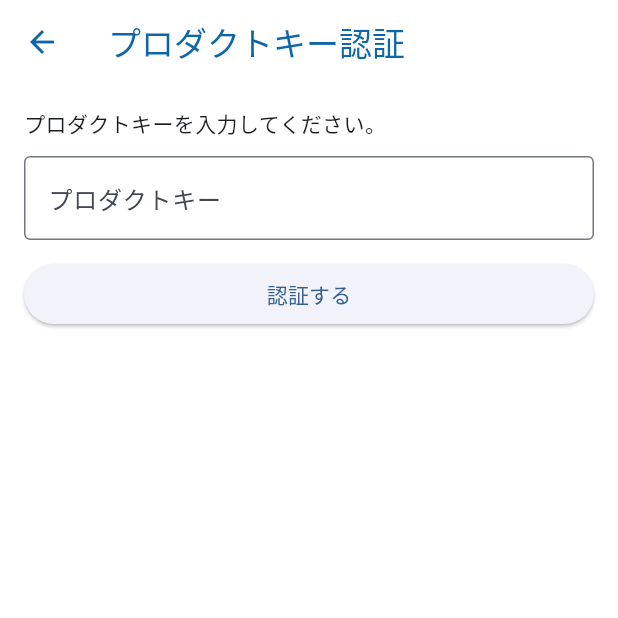
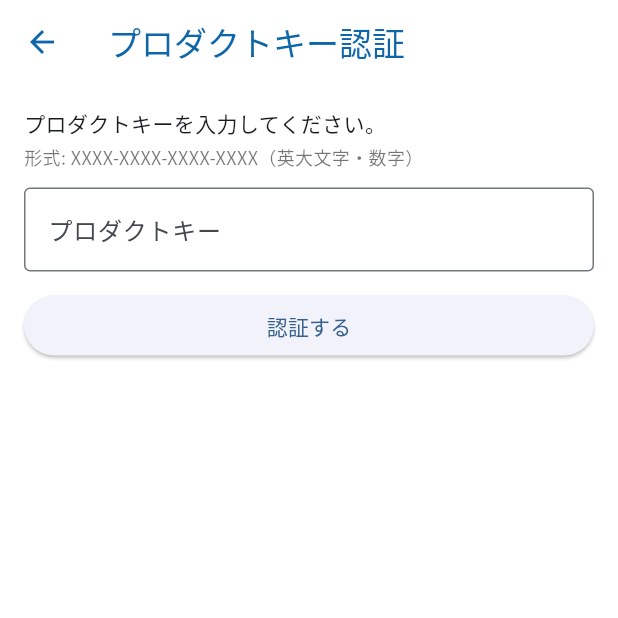
Before and after one commit to tako-kun1/LStocker-Client, a Flutter app: the screen it shows after launch, on a phone screen of 412 x 824 dp, the top half of it. Run offline on Flutter 3.47's test engine with Material 3 defaults, Android fonts, the phone set to English and light mode, and no system bars; our stand-ins replace camera, connectivity_plus, dio, google_fonts, package_info_plus, shared_preferences and 1 more; missing offline and left inert: mobile_scanner; accounts and stored records are empty.

Commit message:
Release 1.0.5-dev2

```diff
--- a/lib/views/license_activation_screen.dart
+++ b/lib/views/license_activation_screen.dart
@@ -1,4 +1,5 @@
 import 'package:flutter/material.dart';
+import 'package:flutter/services.dart';
 
 import '../services/product_key_service.dart';
 
@@ -54,14 +55,22 @@ class _LicenseActivationScreenState extends State<LicenseActivationScreen> {
             crossAxisAlignment: CrossAxisAlignment.stretch,
             children: [
               const Text('プロダクトキーを入力してください。'),
+              const SizedBox(height: 4),
+              const Text(
+                '形式: XXXX-XXXX-XXXX-XXXX（英大文字・数字）',
+                style: TextStyle(fontSize: 12, color: Colors.black54),
+              ),
               const SizedBox(height: 12),
               TextField(
                 controller: _controller,
                 decoration: const InputDecoration(
                   labelText: 'プロダクトキー',
-                  hintText: 'ABCD-1234-EFGH-5678',
+                  hintText: 'XXXX-XXXX-XXXX-XXXX',
                   border: OutlineInputBorder(),
                 ),
+                inputFormatters: const [
+                  _ProductKeyTextFormatter(),
+                ],
                 textInputAction: TextInputAction.done,
                 onSubmitted: (_) => _activate(),
               ),
@@ -77,3 +86,30 @@ class _LicenseActivationScreenState extends State<LicenseActivationScreen> {
     );
   }
 }
+
+class _ProductKeyTextFormatter extends TextInputFormatter {
+  const _ProductKeyTextFormatter();
+
+  @override
+  TextEditingValue formatEditUpdate(
+    TextEditingValue oldValue,
+    TextEditingValue newValue,
+  ) {
+    final raw = newValue.text.toUpperCase().replaceAll(RegExp(r'[^A-Z0-9]'), '');
+    final clipped = raw.length > 16 ? raw.substring(0, 16) : raw;
+
+    final buffer = StringBuffer();
+    for (var i = 0; i < clipped.length; i++) {
+      if (i > 0 && i % 4 == 0) {
+        buffer.write('-');
+      }
+      buffer.write(clipped[i]);
+    }
+
+    final formatted = buffer.toString();
+    return TextEditingValue(
+      text: formatted,
+      selection: TextSelection.collapsed(offset: formatted.length),
+    );
+  }
+}
--- a/pubspec.yaml
+++ b/pubspec.yaml
@@ -16,7 +16,7 @@ publish_to: 'none' # Remove this line if you wish to publish to pub.dev
 # https://developer.apple.com/library/archive/documentation/General/Reference/InfoPlistKeyReference/Articles/CoreFoundationKeys.html
 # In Windows, build-name is used as the major, minor, and patch parts
 # of the product and file versions while build-number is used as the build suffix.
-version: 1.0.5-dev1+7
+version: 1.0.5-dev2+8
 
 environment:
   sdk: ^3.11.3
```
Also changed, not shown: lib/services/offline_db_service.dart (+7 -1 lines), lib/services/product_key_service.dart (+45 -2 lines), lib/views/startup_screen.dart (+19 -6 lines), 1 other file.
